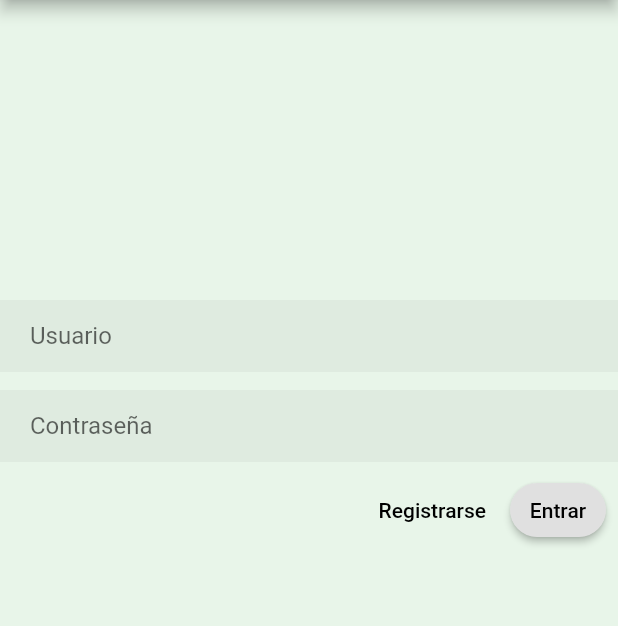
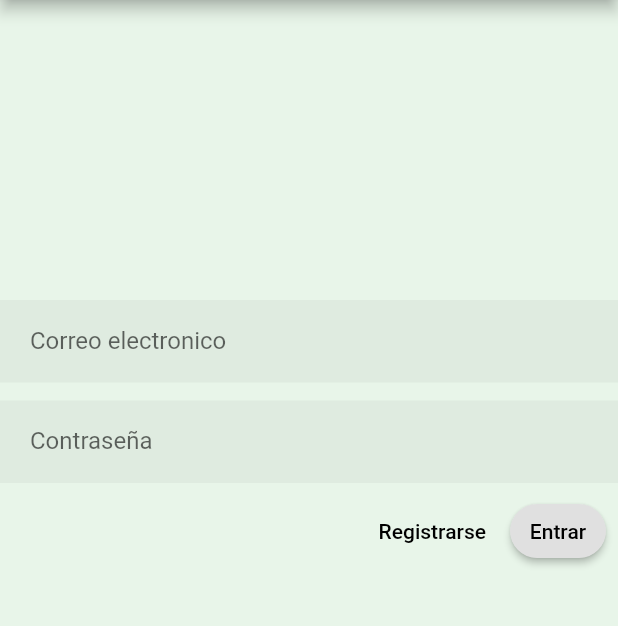
Before and after one commit to lKrayola/utp-info, a Flutter app: the screen it shows after launch, after a tap on "Continuar", on a phone screen of 412 x 824 dp, the part 84-710 px from its top. Run offline on Flutter 3.47's test engine with Material 2 defaults, Android fonts, the phone set to English and light mode, and no system bars.

Commit message:
Changed label & hint text for login page fields

```diff
--- a/lib/login.dart
+++ b/lib/login.dart
@@ -38,8 +38,8 @@ class _LoginState extends State<Login> {
               keyboardType: TextInputType.emailAddress,
               autofocus: false,
               decoration: InputDecoration(
-                //labelText: 'Nombre de Usuario',
-                hintText: 'Usuario',
+                labelText: 'Correo electronico',
+                hintText: 'Ejemplo: chichero@utp.ac.pa',
                 filled: true,
                 contentPadding: EdgeInsets.fromLTRB(20.0, 10.0, 20.0, 10.0),
                 border: InputBorder.none,
@@ -50,10 +50,10 @@ class _LoginState extends State<Login> {
               cursorColor: Colors.green,
               autofocus: false,
               decoration: InputDecoration(
-                //labelText: 'Contraseña',
+                labelText: 'Contraseña',
                 contentPadding: EdgeInsets.fromLTRB(20.0, 10.0, 20.0, 10.0),
                 border: InputBorder.none,
-                hintText: 'Contraseña',
+                //hintText: 'Contraseña',
                 filled: true,
               ),
               obscureText: true,
```
